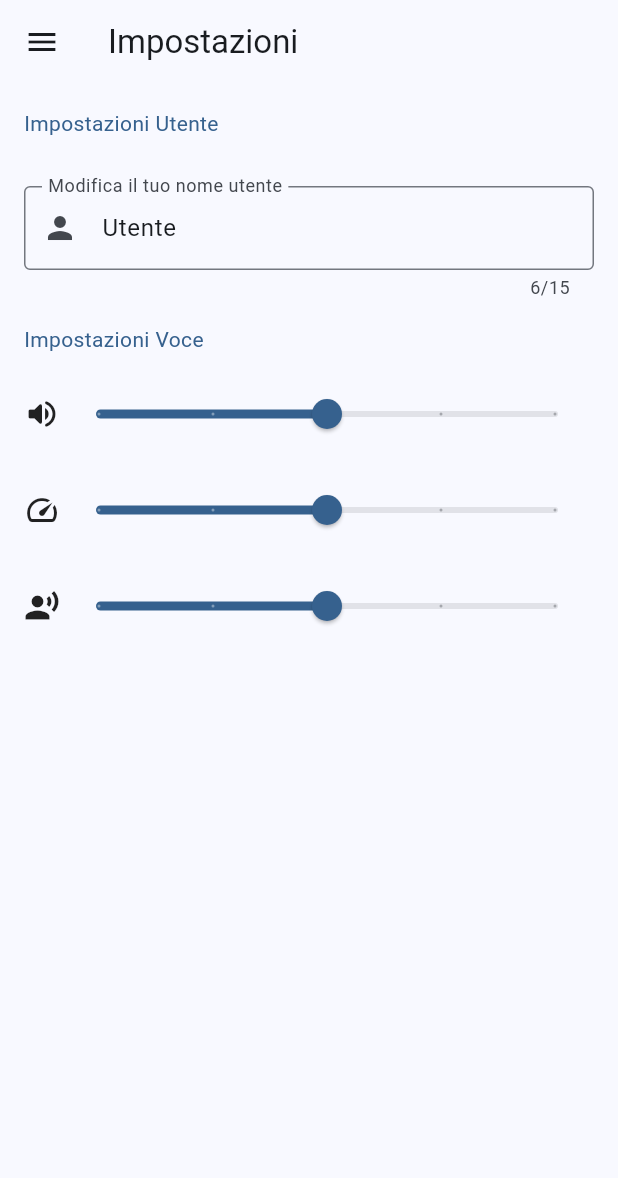
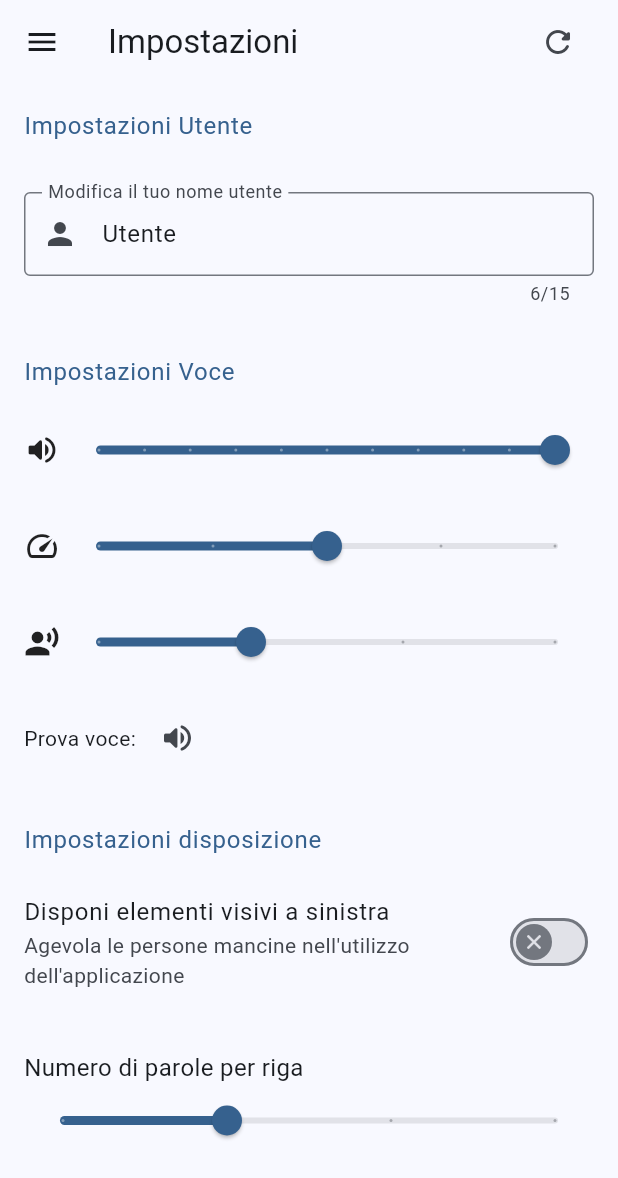
Before and after one commit to fabio-vokrri/aphasia, a Flutter app: the SettingsPage screen opened directly, on a phone screen of 412 x 824 dp. Shown: the top 1178 px of the screen. Run offline on Flutter 3.47's test engine with Material 3 defaults, Android fonts, the light colour scheme and no system bars; our stand-ins replace flutter_tts, image_picker, shared_preferences, sqflite; accounts and stored records are empty.

Commit message:
settings page completed

```diff
--- a/lib/constants.dart
+++ b/lib/constants.dart
@@ -13,3 +13,18 @@ const double kLargeSize = kMediumSize * 2;
 
 const Color kBaseColor = Colors.blue;
 const Color kEditColor = Colors.red;
+
+const double kSpeed = 0.5;
+const double kPitch = 1.0;
+const double kVolume = 1.0;
+
+const int kCardsPerRow = 2;
+const bool kIsRTL = false;
+
+const String userNameKey = "userName";
+const String isNewUserKey = "isNewUser";
+const String isRTLKey = "isRightToLeft";
+const String volumeKey = "volumeValue";
+const String speedKey = "speedValue";
+const String pitchKey = "pitchValue";
+const String cardsPerRowKey = "cardsPerRow";
--- a/lib/view/components/add_word_bottom_sheet.dart
+++ b/lib/view/components/add_word_bottom_sheet.dart
@@ -43,7 +43,7 @@ class _AddWordBottomSheetState extends State<AddWordBottomSheet> {
     return Padding(
       padding: const EdgeInsets.symmetric(horizontal: kLargeSize) +
           EdgeInsets.only(
-            bottom: MediaQuery.of(context).viewInsets.bottom + kLargeSize,
+            bottom: MediaQuery.of(context).viewInsets.bottom + kLargeSize * 2,
           ),
       child: Column(
         mainAxisSize: MainAxisSize.min,
--- a/lib/view/pages/settings_page.dart
+++ b/lib/view/pages/settings_page.dart
@@ -1,4 +1,5 @@
 import 'package:aphasia/constants.dart';
+import 'package:aphasia/providers/tts_provider.dart';
 import 'package:aphasia/providers/user_provider.dart';
 import 'package:aphasia/view/pages/home.dart';
 import 'package:flutter/material.dart';
@@ -13,16 +14,47 @@ class SettingsPage extends StatefulWidget {
 class _SettingsPageState extends State<SettingsPage> {
   final textController = TextEditingController(text: UserProvider.getUserName);
 
-  double _volumeValue = 0.5;
-  double _speedValue = 0.5;
-  double _toneValue = 0.5;
+  late double volumeValue;
+  late double speedValue;
+  late double pitchValue;
+
+  @override
+  void dispose() {
+    textController.dispose();
+    super.dispose();
+  }
+
+  @override
+  void initState() {
+    resetValues();
+    super.initState();
+  }
+
+  void resetValues() {
+    volumeValue = UserProvider.getVolume;
+    speedValue = UserProvider.getSpeed;
+    pitchValue = UserProvider.getPitch;
+
+    setState(() {});
+  }
 
   @override
   Widget build(BuildContext context) {
-    final theme = Theme.of(context);
-
     return Scaffold(
-      appBar: AppBar(title: const Text("Impostazioni")),
+      appBar: AppBar(
+        title: const Text("Impostazioni"),
+        actions: [
+          IconButton(
+            tooltip: "Reset",
+            onPressed: () async {
+              await UserProvider.reset();
+              resetValues();
+            },
+            icon: const Icon(Icons.refresh_rounded),
+          ),
+          const SizedBox(width: kMediumSize),
+        ],
+      ),
       drawer: const CustomDrawer(),
       body: Padding(
         padding: const EdgeInsets.all(kMediumSize),
@@ -30,10 +62,7 @@ class _SettingsPageState extends State<SettingsPage> {
           child: Column(
             crossAxisAlignment: CrossAxisAlignment.start,
             children: [
-              Text(
-                "Impostazioni Utente",
-                style: TextStyle(color: theme.primaryColor),
-              ),
+              const SettingsSectionTitle(text: "Impostazioni Utente"),
               const SizedBox(height: kLargeSize),
               TextFormField(
                 maxLength: 15,
@@ -49,11 +78,8 @@ class _SettingsPageState extends State<SettingsPage> {
                   }
                 },
               ),
-              const SizedBox(height: kMediumSize),
-              Text(
-                "Impostazioni Voce",
-                style: TextStyle(color: theme.primaryColor),
-              ),
+              const SizedBox(height: kLargeSize),
+              const SettingsSectionTitle(text: "Impostazioni Voce"),
               const SizedBox(height: kMediumSize),
               Row(
                 mainAxisSize: MainAxisSize.max,
@@ -61,11 +87,15 @@ class _SettingsPageState extends State<SettingsPage> {
                   const Icon(Icons.volume_up_rounded),
                   Expanded(
                     child: Slider(
-                      label: "Volume: ${(_volumeValue * 100).toInt()}%",
-                      divisions: 4,
-                      value: _volumeValue,
+                      label: "Volume: ${(volumeValue * 100).toInt()}%",
+                      value: volumeValue,
+                      divisions: 10,
+                      onChangeEnd: (value) {
+                        UserProvider.setVolumeTo(value);
+                      },
                       onChanged: (double value) {
-                        setState(() => _volumeValue = value);
+                        volumeValue = value;
+                        setState(() {});
                       },
                     ),
                   ),
@@ -78,11 +108,15 @@ class _SettingsPageState extends State<SettingsPage> {
                   const Icon(Icons.speed),
                   Expanded(
                     child: Slider(
-                      label: "Velocità: ${_speedValue + 0.5}x",
+                      label: "Velocità: ${speedValue + 0.5}",
+                      value: speedValue,
                       divisions: 4,
-                      value: _speedValue,
+                      onChangeEnd: (value) {
+                        UserProvider.setSpeedTo(value);
+                      },
                       onChanged: (double value) {
-                        setState(() => _speedValue = value);
+                        speedValue = value;
+                        setState(() {});
                       },
                     ),
                   ),
@@ -95,16 +129,76 @@ class _SettingsPageState extends State<SettingsPage> {
                   const Icon(Icons.record_voice_over),
                   Expanded(
                     child: Slider(
-                      label: "Tono: ${(_toneValue * 100).toInt()}%",
-                      divisions: 4,
-                      value: _toneValue,
+                      label: "Tono: $pitchValue",
+                      min: 0.5,
+                      max: 2,
+                      divisions: 3,
+                      value: pitchValue,
+                      onChangeEnd: (value) {
+                        UserProvider.setPitchTo(value);
+                      },
                       onChanged: (double value) {
-                        setState(() => _toneValue = value);
+                        pitchValue = value;
+                        setState(() {});
                       },
                     ),
                   ),
                 ],
               ),
+              const SizedBox(height: kMediumSize),
+              Row(
+                children: [
+                  const Text("Prova voce: "),
+                  IconButton(
+                    onPressed: () =>
+                        TTSProvider.speak(UserProvider.getUserName),
+                    icon: const Icon(Icons.volume_up_rounded),
+                  ),
+                ],
+              ),
+              const SizedBox(height: kLargeSize),
+              const SettingsSectionTitle(text: "Impostazioni disposizione"),
+              const SizedBox(height: kMediumSize),
+              Theme(
+                data: ThemeData(
+                  splashColor: Colors.transparent,
+                  highlightColor: Colors.transparent,
+                  colorScheme: ColorScheme.fromSeed(seedColor: kBaseColor),
+                ),
+                child: SwitchListTile(
+                  contentPadding: const EdgeInsets.all(0),
+                  title: const Text("Disponi elementi visivi a sinistra"),
+                  subtitle: const Text(
+                    "Agevola le persone mancine nell'utilizzo dell'applicazione",
+                  ),
+                  thumbIcon: MaterialStateProperty.all<Icon>(
+                    UserProvider.getIsRightToLeft
+                        ? const Icon(Icons.done)
+                        : const Icon(Icons.close),
+                  ),
+                  value: UserProvider.getIsRightToLeft,
+                  onChanged: (bool value) {
+                    UserProvider.toggleRTL();
+                    setState(() {});
+                  },
+                ),
+              ),
+              const SizedBox(height: kLargeSize),
+              const Text(
+                "Numero di parole per riga",
+                style: TextStyle(fontSize: kMediumSize),
+              ),
+              Slider(
+                value: UserProvider.getNumberOfCardsPerRow.toDouble(),
+                divisions: 3,
+                min: 1,
+                max: 4,
+                label: UserProvider.getNumberOfCardsPerRow.toString(),
+                onChanged: (double value) {
+                  UserProvider.setCardsPerRowTo(value.toInt());
+                  setState(() {});
+                },
+              )
             ],
           ),
         ),
@@ -112,3 +206,24 @@ class _SettingsPageState extends State<SettingsPage> {
     );
   }
 }
+
+class SettingsSectionTitle extends StatelessWidget {
+  const SettingsSectionTitle({super.key, required this.text});
+
+  final String text;
+
+  @override
+  Widget build(BuildContext context) {
+    final theme = Theme.of(context);
+    return Column(
+      children: [
+        Text(
+          text,
+          style: theme.textTheme.bodyLarge!.copyWith(
+            color: theme.primaryColor,
+          ),
+        ),
+      ],
+    );
+  }
+}
```
Also changed, not shown: lib/providers/tts_provider.dart (+19 -0 lines), lib/providers/user_provider.dart (+68 -7 lines), lib/routes.dart (added, +37 -0 lines), lib/view/pages/home.dart (+15 -1 lines).
